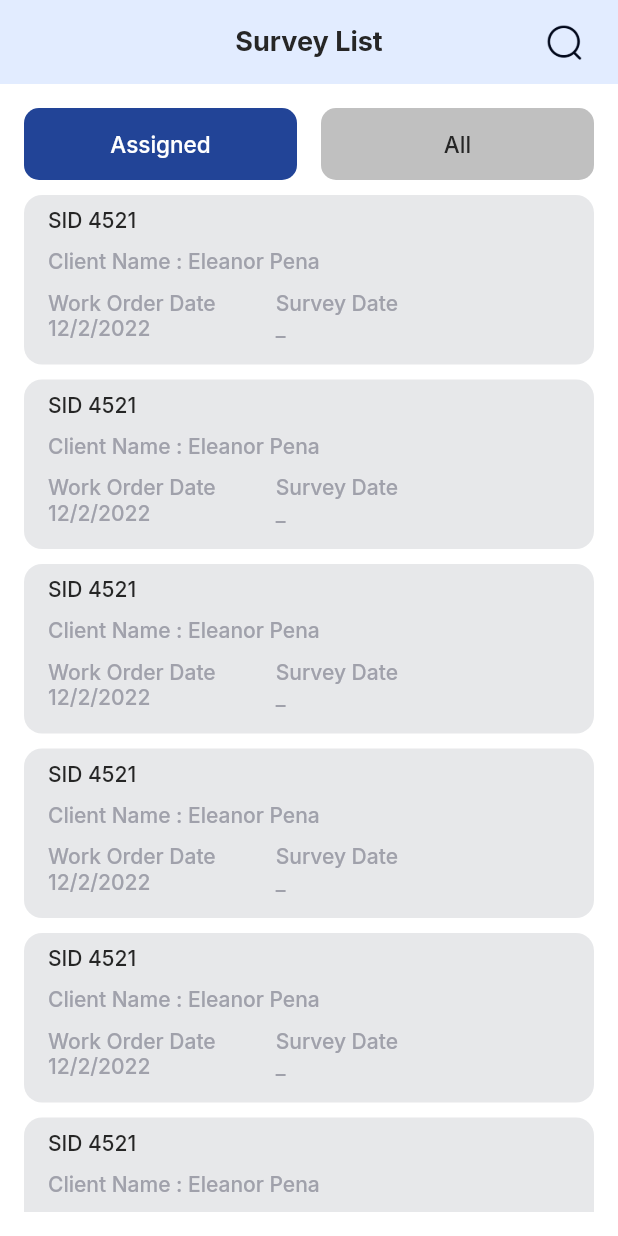
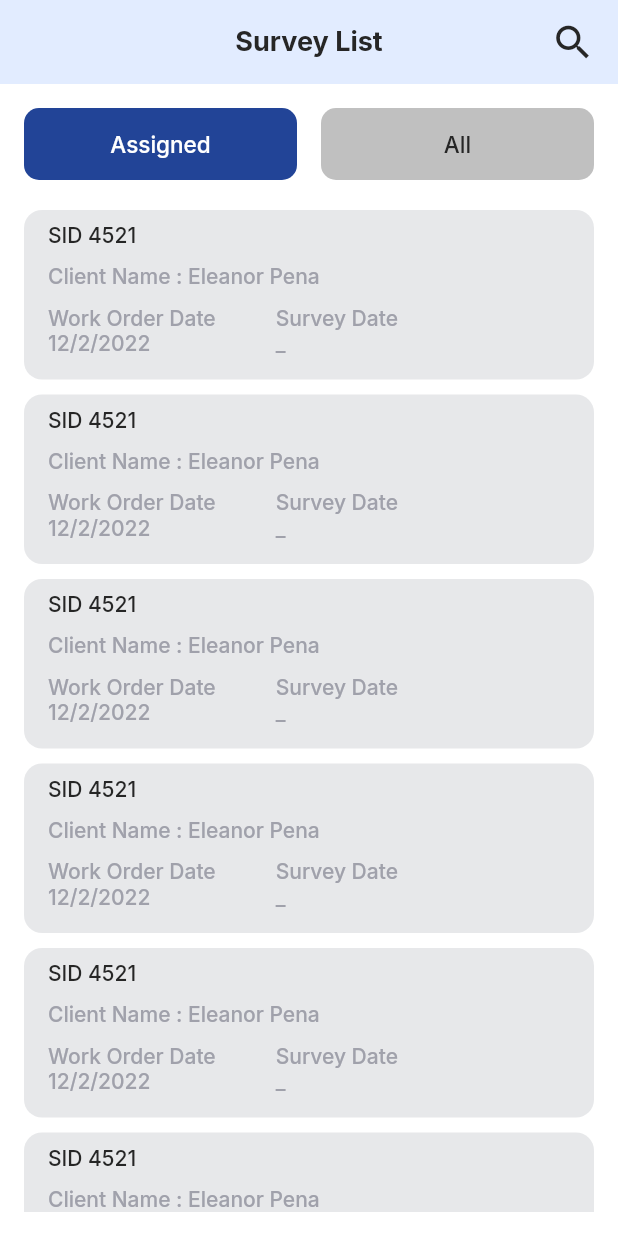
Before and after one commit to Nababmithun/Shipping-App-with-Flutter-UI-, a Flutter app: the SurveyPage screen opened directly, on a phone screen of 412 x 824 dp. Run offline on Flutter 3.47's test engine with Material 2 defaults, Android fonts, the phone set to English and light mode, and no system bars; our stand-ins replace fl_chart, flutter_rating_bar, google_fonts.

Commit message:
feature: survey, update: add search

```diff
--- a/lib/features/survey/view/survey_page.dart
+++ b/lib/features/survey/view/survey_page.dart
@@ -15,6 +15,7 @@ class SurveyPage extends StatefulWidget {
 
 class _SurveyPageState extends State<SurveyPage> {
   int _selectedIndex = 1;
+  bool _isSearchOpen = false;
   @override
   Widget build(BuildContext context) {
     var spaceHeightMax = const SizedBox(
@@ -39,10 +40,22 @@ class _SurveyPageState extends State<SurveyPage> {
       actions: [
         Padding(
           padding: const EdgeInsets.only(right: 15.0),
-          child: Image.asset(
-            "assets/search_icon.png",
-            height: 44,
-            width: 44,
+          child: GestureDetector(
+            onTap: () {
+              _isSearchOpen = !_isSearchOpen;
+              setState(() {});
+            },
+            child: _isSearchOpen
+                ? Icon(
+                    Icons.clear,
+                    size: 30,
+                    color: AppTheme.redColor,
+                  )
+                : Icon(
+                    Icons.search,
+                    size: 30,
+                    color: AppTheme.darkBlackColor,
+                  ),
           ),
         ),
       ],
@@ -112,6 +125,28 @@ class _SurveyPageState extends State<SurveyPage> {
               ],
             ),
             spaceHeightMax,
+            _isSearchOpen && _selectedIndex == 1
+                ? const TextField(
+                    decoration: InputDecoration(
+                      hintText: "Search in Assigned Survey",
+                      prefixIcon: Icon(
+                        Icons.search,
+                        size: 30,
+                      ),
+                    ),
+                  )
+                : _isSearchOpen && _selectedIndex == 2
+                    ? const TextField(
+                        decoration: InputDecoration(
+                          hintText: "Search in All Survey",
+                          prefixIcon: Icon(
+                            Icons.search,
+                            size: 30,
+                          ),
+                        ),
+                      )
+                    : const SizedBox(),
+            spaceHeightMax,
             Expanded(
               child: _selectedIndex == 1
                   ? const SurveyAssignedListWidget()
```
Also changed, not shown: lib/res/widgets/common_text_field.dart (added, +169 -0 lines), assets/search_icon.png.
